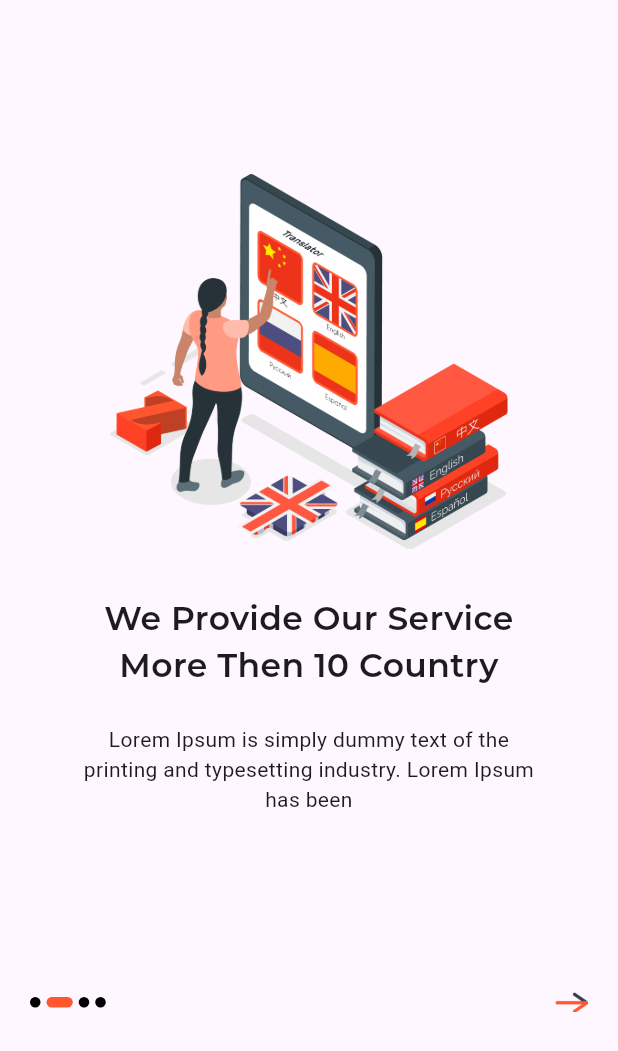
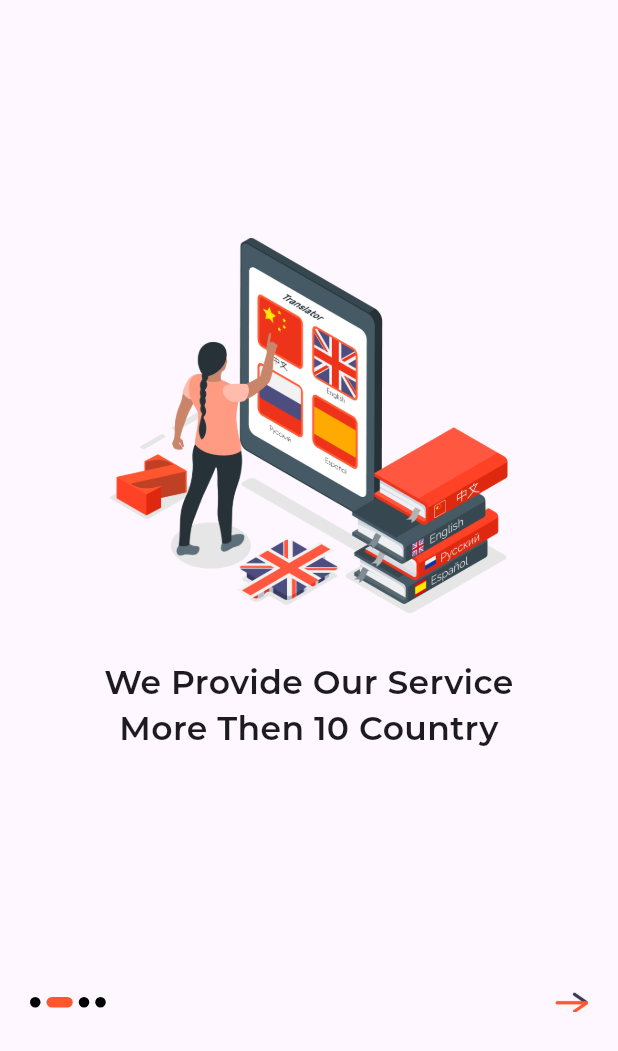
Before and after one commit to naimishvarsani/newsApp, a Flutter app: the screen it shows after launch, swiped to page 2, on a phone screen of 412 x 824 dp. Shown: the top 1051 px of the screen. Run offline on Flutter 3.47's test engine with Material 3 defaults, Android fonts, the phone set to English and light mode, and no system bars; drawn by our look-alikes of smooth_page_indicator; our stand-ins replace dropdown_button2, flutter_tts, get, persistent_bottom_nav_bar_v2, shared_preferences, url_launcher_web; missing offline and left inert: shared_preferences_web, translator; project files that could hold a hidden picture were left out.

Commit message:
chnage route

```diff
--- a/lib/AllScreen/Introduction/introduction_screen.dart
+++ b/lib/AllScreen/Introduction/introduction_screen.dart
@@ -44,28 +44,20 @@ class IntroductionScreenView extends StatelessWidget {
           children: [
             pageView(
               "Welcome To NEWS Translate App",
-              "Lorem Ipsum is simply dummy text of the printing and typesetting industry. Lorem Ipsum has been",
               "Group 165.png",
             ),
             pageView(
-                "We Provide Our Service More Then 10 Country",
-                "Lorem Ipsum is simply dummy text of the printing and typesetting industry. Lorem Ipsum has been",
-                "Group 166.png"),
+                "We Provide Our Service More Then 10 Country", "Group 166.png"),
+            pageView("Translate Over 10 Languages", "Group 167.png"),
             pageView(
-                "Translate Over 10 Languages",
-                "Lorem Ipsum is simply dummy text of the printing and typesetting industry. Lorem Ipsum has been",
-                "Group 167.png"),
-            pageView(
-                "Powerful Text Translate to Voice Feature",
-                "Lorem Ipsum is simply dummy text of the printing and typesetting industry. Lorem Ipsum has been",
-                "Group 170.png"),
+                "Powerful Text Translate to Voice Feature", "Group 170.png"),
           ],
         ),
       ),
     );
   }
 
-  Widget pageView(String text, String text2, String imgurl) {
+  Widget pageView(String text, String imgurl) {
     return Container(
       child: Column(
         mainAxisAlignment: MainAxisAlignment.center,
@@ -91,15 +83,6 @@ class IntroductionScreenView extends StatelessWidget {
                         fontSize: 22,
                         fontFamily: AppFont.semibold,
                       )),
-                ),
-                SizedBox(height: 25),
-                Container(
-                  width: Get.width - 100,
-                  child: Text(
-                    text2,
-                    style: TextStyle(),
-                    textAlign: TextAlign.center,
-                  ),
                 ),
               ],
             ),
@@ -135,7 +118,7 @@ class IntroductionScreenView extends StatelessWidget {
                   Preference.preference
                       .saveBool(PrefernceKey.isIntroductionScreenLoaded, true);
 
-                  Get.to(PersistenBottomNavBar());
+                  Get.offAll(PersistenBottomNavBar());
                 } else {
                   _controller.pageController.nextPage(
                       duration: Duration(milliseconds: 500),
--- a/lib/Helper/splashscreen.dart
+++ b/lib/Helper/splashscreen.dart
@@ -16,7 +16,7 @@ class _SplashScreenState extends State<SplashScreen> {
   @override
   void initState() {
     super.initState();
-    Timer(Duration(seconds: 3), () async {
+    Timer(Duration(seconds: 5), () async {
       var isIntroduction = await Preference.preference
           .getBool(key: PrefernceKey.isIntroductionScreenLoaded, defVal: false);
       if (isIntroduction == true) {
--- a/pubspec.yaml
+++ b/pubspec.yaml
@@ -43,6 +43,7 @@ dependencies:
   translator: ^0.1.7
   flutter_tts:
   smooth_page_indicator:
+  flutter_native_splash:
 
 dev_dependencies:
   flutter_test:
@@ -110,3 +111,6 @@ flutter:
   #
   # For details regarding fonts from package dependencies,
   # see https://flutter.dev/custom-fonts/#from-packages
+flutter_native_splash:
+  color: "#ffffff"
+  image: "assets/intro/splash.gif"
```
Also changed, not shown: pubspec.lock.
